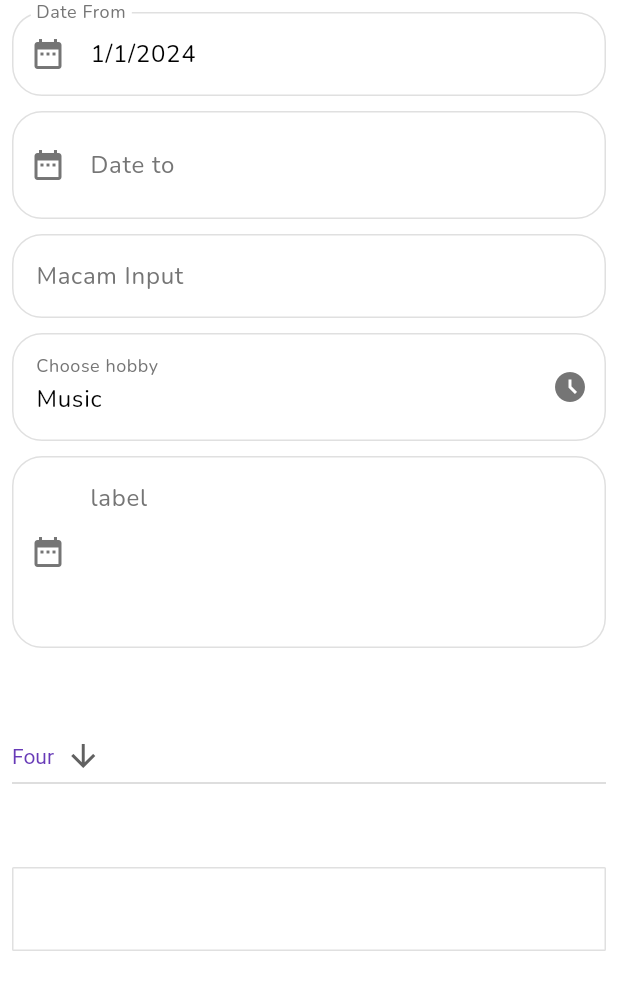
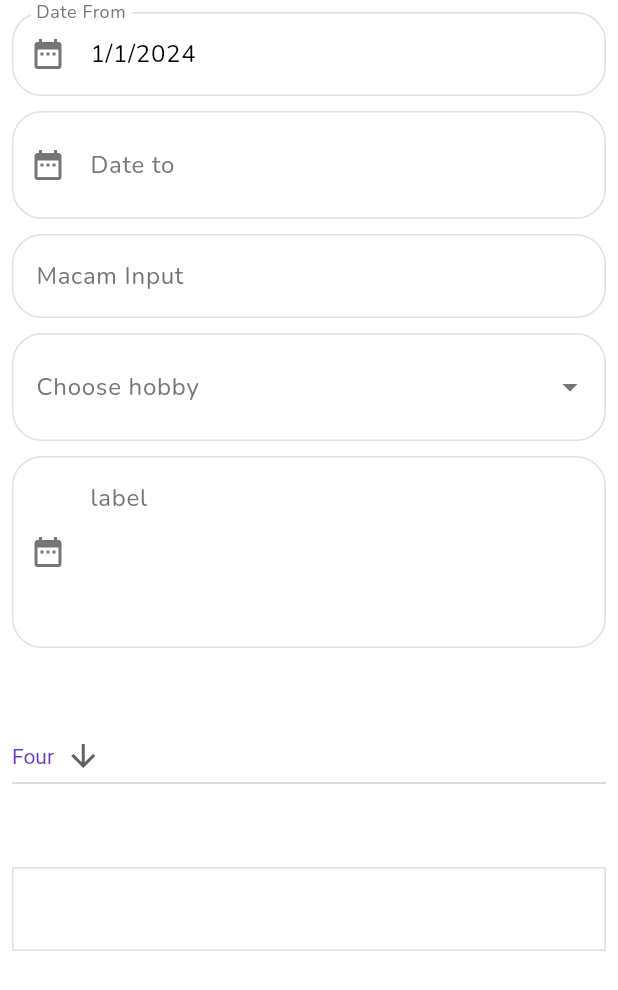
Before and after one commit to ilhammeidi/mamang_app_flutter, a Flutter app: the screen it shows after launch, on a phone screen of 412 x 824 dp. Shown: the top 990 px of the screen. Run offline on Flutter 3.47's test engine with Material 3 defaults, Android fonts, the phone set to English and light mode, and no system bars.

Commit message:
fixed error close select popup

```diff
--- a/lib/pages/sample_forms.dart
+++ b/lib/pages/sample_forms.dart
@@ -18,7 +18,7 @@ class _SampleFormState extends State<SampleForm> {
   final TextEditingController _dateToRef = TextEditingController();
 
   String? hobby;
-  final TextEditingController _chooseRef = TextEditingController(text: 'Music');
+  final TextEditingController _chooseRef = TextEditingController();
 
   List<ListItem> hobbyOptions = [
     ListItem(
@@ -44,10 +44,15 @@ class _SampleFormState extends State<SampleForm> {
       options: hobbyOptions,
       title: 'Choose Hobby',
       onSelected: (value) {
-        setState(() => hobby = value);
-        String result = hobbyOptions.firstWhere((e) => e.value == value).label;
-        _chooseRef.text = result;
+        if (value != null) {
+          String result = hobbyOptions.firstWhere((e) => e.value == value).label;
+          _chooseRef.text = result;
+        }
+        setState(() {
+          hobby = value;
+        });
       },
+      // onSelected: (value) => setState(() => hobby = value),
       initialValue: hobby,
     );
   }
@@ -132,7 +137,7 @@ class _SampleFormState extends State<SampleForm> {
               onTap: () {
                 openPicker(context);
               },
-              suffixIcon: Icons.access_time_filled_outlined,
+              suffixIcon: Icons.arrow_drop_down,
             ),
             const SizedBox(height: 10),
             const TextField(
--- a/lib/widgets/input/app_bottom_picker.dart
+++ b/lib/widgets/input/app_bottom_picker.dart
@@ -32,6 +32,7 @@ class _BottomPickerRadioState extends State<BottomPickerRadio> {
 
   void _onChanged(String? newValue, BuildContext context) {
     setState(() {
+      print(newValue);
       _value = newValue;
     });
     Navigator.pop(context, newValue);
```
